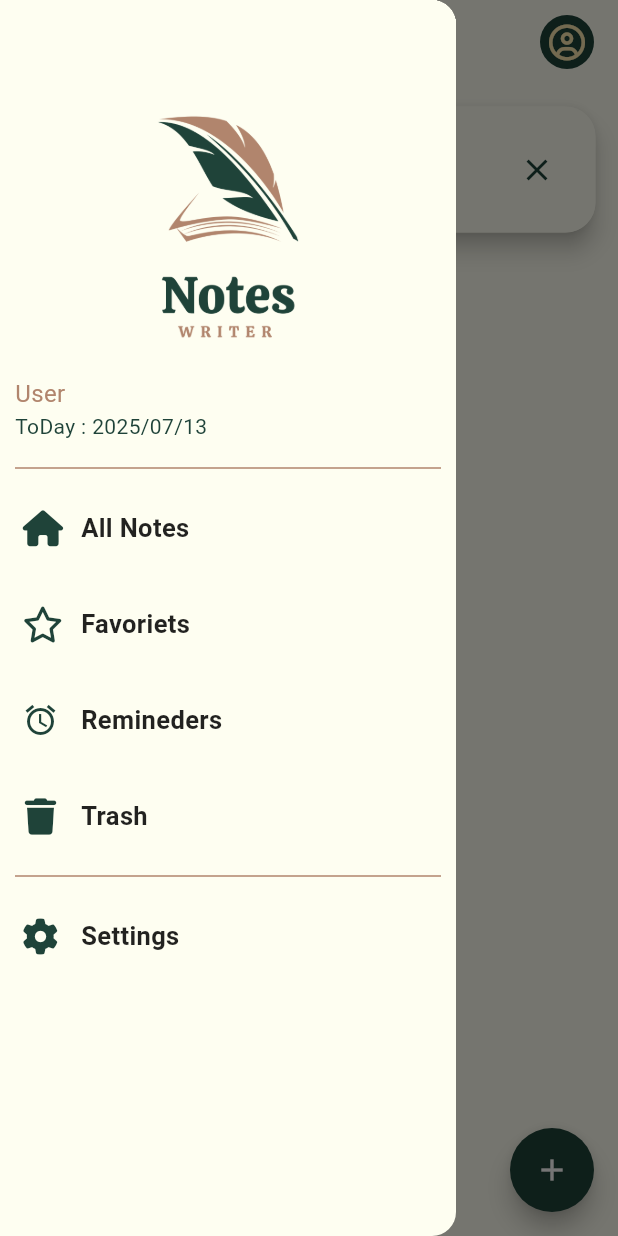
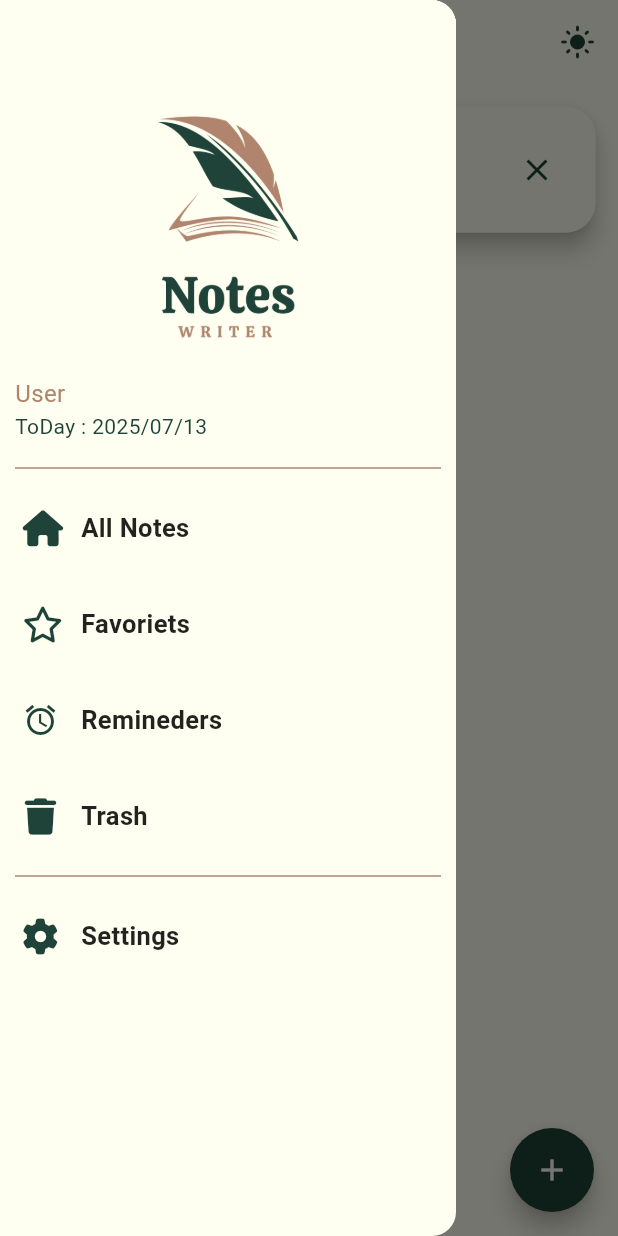
Before and after one commit to Ghanou-Dev/note-app, a Flutter app: the screen it shows after launch, with the side drawer open, on a phone screen of 412 x 824 dp. Run offline on Flutter 3.47's test engine with Material 3 defaults, Android fonts, the phone set to English and light mode, and no system bars; our stand-ins replace flutter_animate, flutter_bloc, font_awesome_flutter, hive, hive_flutter, shared_preferences; accounts and stored records are empty.

```diff
--- a/lib/l10n/app_ar.arb
+++ b/lib/l10n/app_ar.arb
@@ -18,5 +18,9 @@
    "arabic": "العربية",
    "edit": "تعديل",
    "general": "عام",
-   "language": "اللغات"
+   "language": "اللغات",
+   "delete": "حذف",
+   "delete_dialog": "هل انت متأكد من انك تريد حذف هذه الملاحظة؟",
+   "contine": "واصل",
+   "cancle": "الغاء"
 }
--- a/lib/l10n/app_en.arb
+++ b/lib/l10n/app_en.arb
@@ -18,5 +18,9 @@
    "arabic": "Arabic",
    "edit": "Edit",
    "general": "General",
-   "language": "Languages"
+   "language": "Languages",
+   "delete": "Delete",
+   "delete_dialog": "Are you shure you want to delete this note?",
+   "contine": "Continue",
+   "cancle": "Cancel"
 }
--- a/lib/l10n/app_localizations.dart
+++ b/lib/l10n/app_localizations.dart
@@ -211,6 +211,30 @@ abstract class AppLocalizations {
   /// In en, this message translates to:
   /// **'Languages'**
   String get language;
+
+  /// No description provided for @delete.
+  ///
+  /// In en, this message translates to:
+  /// **'Delete'**
+  String get delete;
+
+  /// No description provided for @delete_dialog.
+  ///
+  /// In en, this message translates to:
+  /// **'Are you shure you want to delete this note?'**
+  String get delete_dialog;
+
+  /// No description provided for @contine.
+  ///
+  /// In en, this message translates to:
+  /// **'Continue'**
+  String get contine;
+
+  /// No description provided for @cancle.
+  ///
+  /// In en, this message translates to:
+  /// **'Cancel'**
+  String get cancle;
 }
 
 class _AppLocalizationsDelegate
--- a/lib/main.dart
+++ b/lib/main.dart
@@ -77,7 +77,6 @@ class _NotesState extends State<Notes> {
         ////////////////////////////////////////////////////////////////////////
         theme: ThemeData(
           colorScheme: ColorScheme.fromSeed(seedColor: secondaryColor),
-          // brightness: Brightness.light,
         ),
         debugShowCheckedModeBanner: false,
         initialRoute: Splash.pageRoute,
--- a/lib/models/note_model.dart
+++ b/lib/models/note_model.dart
@@ -38,7 +38,7 @@ class NoteModel extends HiveObject {
       content: jsonData['content'],
       date: jsonData['date'],
       color: jsonData['color'],
-      isFavoriet: jsonData['isFavoriet'],
+      isFavoriet: jsonData['isFavoriet'] ?? false,
     );
   }
 }
--- a/lib/pages/home_page.dart
+++ b/lib/pages/home_page.dart
@@ -88,17 +88,11 @@ class _HomePageState extends State<HomePage> {
         iconTheme: IconThemeData(color: secondaryColor),
         actions: [
           InkWell(
-            onTap: () {
-              debugPrint('kkkkk');
-            },
+            onTap: () {},
             borderRadius: BorderRadius.circular(40),
             child: Padding(
-              padding: const EdgeInsets.all(10.0),
-              child: CircleAvatar(
-                backgroundColor: secondaryColor,
-                radius: 24,
-                child: Icon(FontAwesomeIcons.circleUser, color: therdColor),
-              ),
+              padding: const EdgeInsets.all(15.0),
+              child: Icon(Icons.light_mode, color: secondaryColor),
             ),
           ),
         ],
```
Also changed, not shown: lib/l10n/app_localizations_ar.dart (+12 -0 lines), lib/l10n/app_localizations_en.dart (+12 -0 lines), lib/widgets/item_note.dart (+58 -7 lines).
